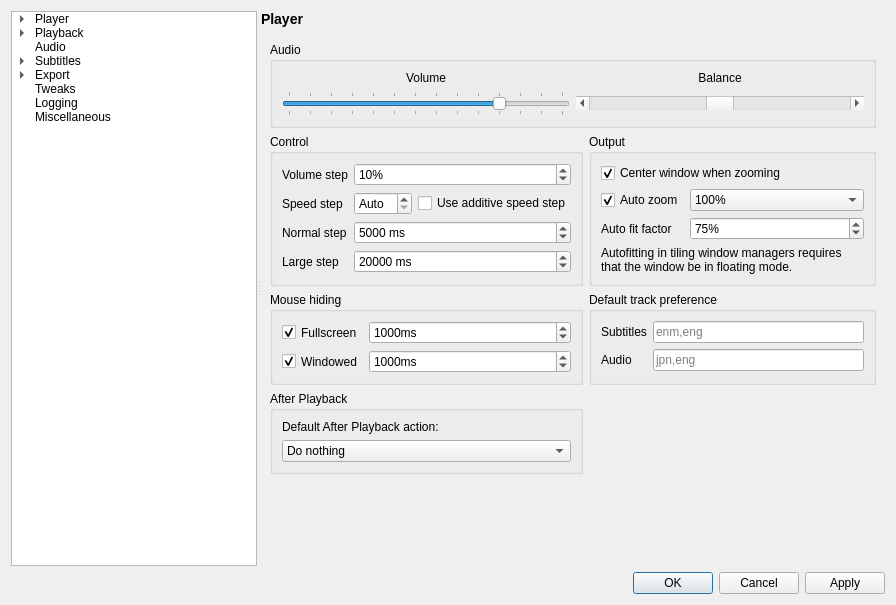
Above: settingswindow.ui from mpc-qt/mpc-qt before the change. Below: the same form after it.
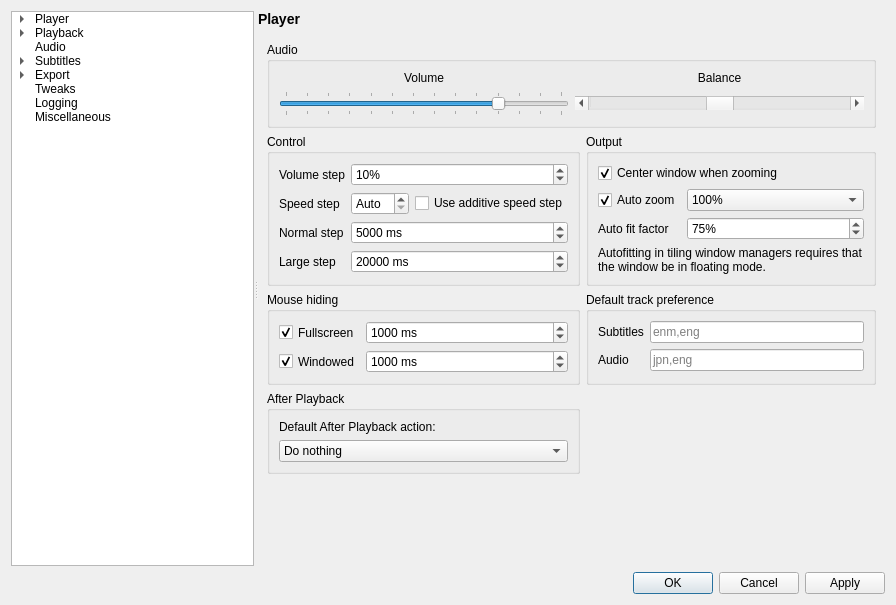
That is the form after the change. The open tabs and pages were chosen to show the change.

Commit message: Add a space between "ms" unit and the value

```diff
--- a/settingswindow.ui
+++ b/settingswindow.ui
@@ -1459,7 +1459,7 @@
                  </sizepolicy>
                 </property>
                 <property name="suffix">
-                 <string notr="true">ms</string>
+                 <string notr="true"> ms</string>
                 </property>
                 <property name="minimum">
                  <number>10</number>
@@ -1497,7 +1497,7 @@
                  </sizepolicy>
                 </property>
                 <property name="suffix">
-                 <string notr="true">ms</string>
+                 <string notr="true"> ms</string>
                 </property>
                 <property name="minimum">
                  <number>10</number>
@@ -4964,7 +4964,7 @@
               <item row="1" column="1">
                <widget class="QSpinBox" name="fullscreenShowWhenDuration">
                 <property name="suffix">
-                 <string notr="true">ms</string>
+                 <string notr="true"> ms</string>
                 </property>
                 <property name="maximum">
                  <number>5000</number>
```
